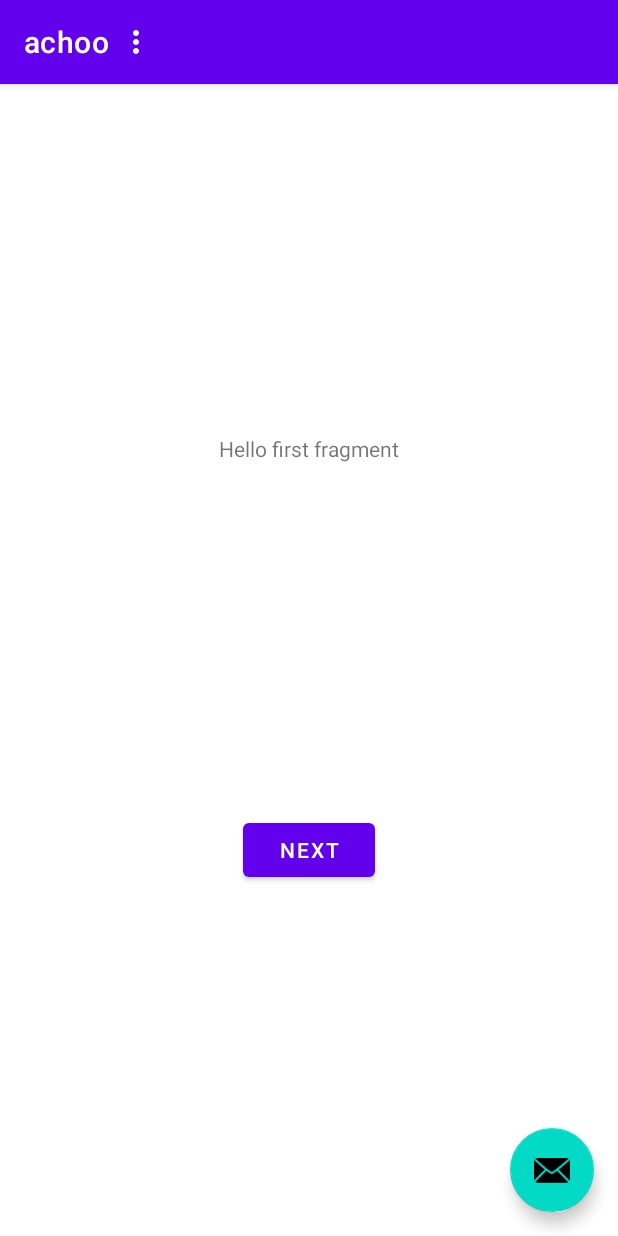
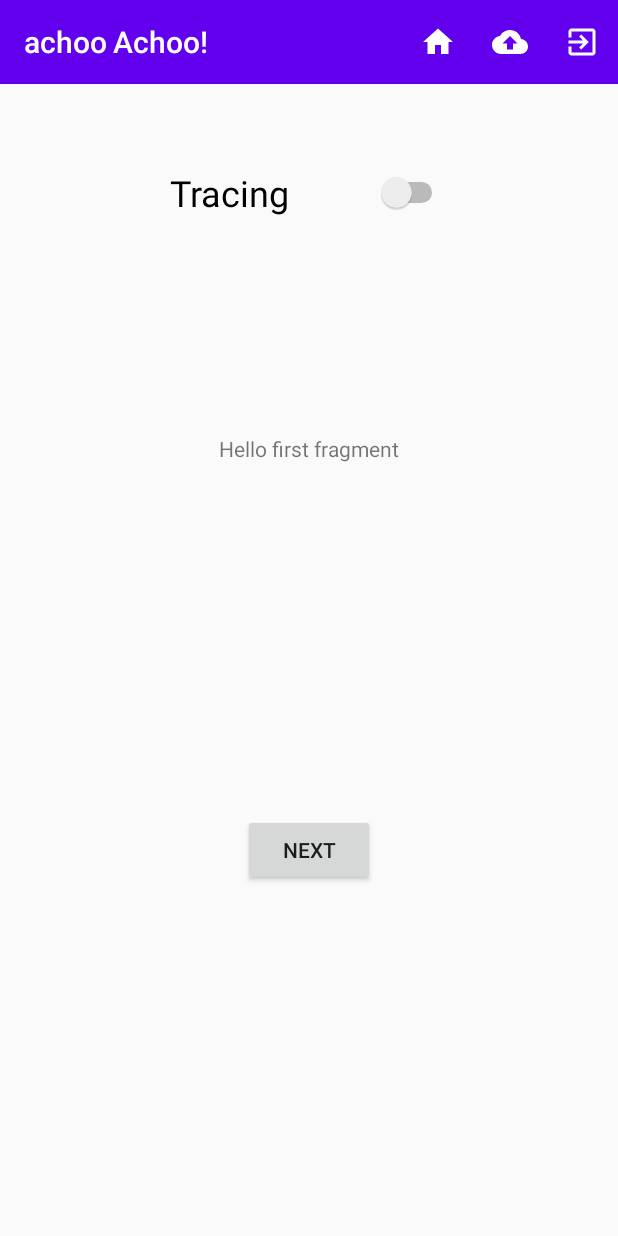
Before and after one commit to jonathan081/achoo, an Android app: the screen it shows after launch (MainActivity), on a phone screen of 412 x 824 dp. Run offline under Robolectric (Android 15) with nearby library versions, the phone set to English and light mode, and no system bars; 8 statements that could not run were skipped.

Commit message:
Add files via upload

```diff
--- /dev/null
+++ b/app/src/main/res/drawable/ic_cloud_upload_white_24dp.xml
@@ -0,0 +1,9 @@
+<vector xmlns:android="http://schemas.android.com/apk/res/android"
+    android:width="24dp"
+    android:height="24dp"
+    android:viewportWidth="24"
+    android:viewportHeight="24">
+  <path
+      android:pathData="M19.35,10.04C18.67,6.59 15.64,4 12,4 9.11,4 6.6,5.64 5.35,8.04 2.34,8.36 0,10.91 0,14c0,3.31 2.69,6 6,6h13c2.76,0 5,-2.24 5,-5 0,-2.64 -2.05,-4.78 -4.65,-4.96zM14,13v4h-4v-4H7l5,-5 5,5h-3z"
+      android:fillColor="#ffffff"/>
+</vector>
--- /dev/null
+++ b/app/src/main/res/drawable/ic_exit_to_app_white_24dp.xml
@@ -0,0 +1,9 @@
+<vector xmlns:android="http://schemas.android.com/apk/res/android"
+    android:width="24dp"
+    android:height="24dp"
+    android:viewportWidth="24"
+    android:viewportHeight="24">
+  <path
+      android:pathData="M10.09,15.59L11.5,17l5,-5 -5,-5 -1.41,1.41L12.67,11H3v2h9.67l-2.58,2.59zM19,3H5c-1.11,0 -2,0.9 -2,2v4h2V5h14v14H5v-4H3v4c0,1.1 0.89,2 2,2h14c1.1,0 2,-0.9 2,-2V5c0,-1.1 -0.9,-2 -2,-2z"
+      android:fillColor="#ffffff"/>
+</vector>
--- /dev/null
+++ b/app/src/main/res/drawable/ic_home_white_24dp__1_.xml
@@ -0,0 +1,9 @@
+<vector xmlns:android="http://schemas.android.com/apk/res/android"
+    android:width="24dp"
+    android:height="24dp"
+    android:viewportWidth="24"
+    android:viewportHeight="24">
+  <path
+      android:pathData="M10,20v-6h4v6h5v-8h3L12,3 2,12h3v8z"
+      android:fillColor="#ffffff"/>
+</vector>
--- a/app/src/main/res/layout/activity_main.xml
+++ b/app/src/main/res/layout/activity_main.xml
@@ -6,25 +6,32 @@
     android:layout_width="match_parent"
     android:layout_height="match_parent"
     android:onClick="sendMessage"
-    tools:context=".MainActivity">
+    tools:context=".MainActivity"
+    android:fitsSystemWindows="true"
+    >
 
-    <com.google.android.material.appbar.AppBarLayout
-        android:id="@+id/appBarLayout"
-        android:layout_width="0dp"
-        android:layout_height="wrap_content"
-        android:theme="@style/Theme.Achoo.AppBarOverlay"
+    <androidx.appcompat.widget.Toolbar
+        android:id="@+id/toolbar"
+        android:minHeight="?attr/actionBarSize"
         app:layout_constraintEnd_toEndOf="parent"
         app:layout_constraintStart_toStartOf="parent"
-        app:layout_constraintTop_toTopOf="parent">
+        app:layout_constraintTop_toTopOf="parent"
+        android:layout_width="match_parent"
+        android:layout_height="wrap_content"
+        app:titleTextColor="@android:color/white"
+        android:background="?attr/colorPrimary"
+        app:popupTheme="@style/ThemeOverlay.AppCompat.Light">
 
-        <androidx.appcompat.widget.Toolbar
-            android:id="@+id/toolbar"
+        <TextView
+            android:id="@+id/toolbar_title"
             android:layout_width="wrap_content"
             android:layout_height="wrap_content"
-            android:background="?attr/colorPrimary"
-            app:popupTheme="@style/Theme.Achoo.PopupOverlay" />
-
-    </com.google.android.material.appbar.AppBarLayout>
+            android:text="@string/achoo"
+            android:textColor="@android:color/white"
+            style="@style/TextAppearance.AppCompat.Widget.ActionBar.Title"
+            android:layout_gravity="left"
+            />
+    </androidx.appcompat.widget.Toolbar>
 
     <include
         android:id="@+id/include"
@@ -34,41 +41,29 @@
         app:layout_constraintBottom_toBottomOf="parent"
         app:layout_constraintEnd_toEndOf="parent"
         app:layout_constraintHorizontal_bias="1.0"
+        app:layout_constraintLeft_toLeftOf="parent"
         app:layout_constraintStart_toStartOf="parent"
-        app:layout_constraintTop_toBottomOf="@+id/appBarLayout"
-        app:layout_constraintVertical_bias="1.0" />
-
-    <com.google.android.material.floatingactionbutton.FloatingActionButton
-        android:id="@+id/fab"
-        android:layout_width="wrap_content"
-        android:layout_height="wrap_content"
-        android:layout_marginEnd="16dp"
-        android:layout_marginBottom="16dp"
-        android:onClick="sendMessage"
-        app:layout_constraintBottom_toBottomOf="parent"
-        app:layout_constraintEnd_toEndOf="parent"
-        app:srcCompat="@android:drawable/ic_dialog_email" />
+        app:layout_constraintTop_toBottomOf="@+id/toolbar"
+        app:layout_constraintVertical_bias="1.0"
+        app:layout_goneMarginLeft="20px"
+        app:layout_goneMarginRight="20px" />
 
     <Switch
         android:id="@+id/BLE_Switch"
         android:layout_width="185dp"
-        android:layout_height="79dp"
+        android:layout_height="0dp"
+        android:layout_marginTop="56dp"
         android:checked="false"
         android:fontFamily="sans-serif"
         android:onClick="buttonFlipped"
         android:text="Tracing"
         android:textSize="24sp"
-        tools:checked="false"
-        tools:layout_editor_absoluteX="113dp"
-        tools:layout_editor_absoluteY="107dp" />
-
-    <TextView
-        android:id="@+id/Snack"
-        android:layout_width="182dp"
-        android:layout_height="110dp"
-        android:text="TextView"
-        tools:layout_editor_absoluteX="114dp"
-        tools:layout_editor_absoluteY="310dp" />
+        app:layout_constrainedHeight="false"
+        app:layout_constrainedWidth="false"
+        app:layout_constraintLeft_toLeftOf="parent"
+        app:layout_constraintRight_toRightOf="parent"
+        app:layout_constraintTop_toBottomOf="@id/toolbar"
+        tools:checked="false" />
 
 
 </androidx.constraintlayout.widget.ConstraintLayout>
--- /dev/null
+++ b/app/src/main/res/layout/content_upload.xml
@@ -0,0 +1,6 @@
+<?xml version="1.0" encoding="utf-8"?>
+<androidx.constraintlayout.widget.ConstraintLayout xmlns:android="http://schemas.android.com/apk/res/android"
+    xmlns:app="http://schemas.android.com/apk/res-auto"
+    android:layout_width="match_parent"
+    android:layout_height="match_parent"
+    app:layout_behavior="@string/appbar_scrolling_view_behavior"></androidx.constraintlayout.widget.ConstraintLayout>
--- a/app/src/main/res/menu/menu_main.xml
+++ b/app/src/main/res/menu/menu_main.xml
@@ -3,8 +3,21 @@
     xmlns:tools="http://schemas.android.com/tools"
     tools:context="com.example.achoo.MainActivity">
     <item
-        android:id="@+id/action_settings"
+        android:id="@+id/sign_out"
         android:orderInCategory="100"
-        android:title="@string/action_settings"
-        app:showAsAction="never" />
+        android:title="@string/login"
+        android:icon="@drawable/ic_exit_to_app_white_24dp"
+        app:showAsAction="always" />
+    <item
+        android:id="@+id/upload"
+        android:orderInCategory="50"
+        android:title="@string/Upload"
+        android:icon="@drawable/ic_cloud_upload_white_24dp"
+        app:showAsAction="ifRoom" />
+    <item
+        android:id="@+id/home"
+        android:orderInCategory="1"
+        android:title="@string/homeButton"
+        android:icon="@drawable/ic_home_white_24dp__1_"
+        app:showAsAction="ifRoom" />
 </menu>
--- a/app/src/main/res/navigation/nav_graph.xml
+++ b/app/src/main/res/navigation/nav_graph.xml
@@ -25,4 +25,24 @@
             android:id="@+id/action_SecondFragment_to_FirstFragment"
             app:destination="@id/FirstFragment" />
     </fragment>
+    <fragment
+        android:id="@+id/First2Fragment"
+        android:name="com.example.achoo.First2Fragment"
+        android:label="@string/first_fragment_label"
+        tools:layout="@layout/fragment_first2">
+
+        <action
+            android:id="@+id/action_First2Fragment_to_Second2Fragment"
+            app:destination="@id/Second2Fragment" />
+    </fragment>
+    <fragment
+        android:id="@+id/Second2Fragment"
+        android:name="com.example.achoo.Second2Fragment"
+        android:label="@string/second_fragment_label"
+        tools:layout="@layout/fragment_second2">
+
+        <action
+            android:id="@+id/action_Second2Fragment_to_First2Fragment"
+            app:destination="@id/First2Fragment" />
+    </fragment>
 </navigation>
--- /dev/null
+++ b/app/src/main/res/values-round/strings.xml
@@ -0,0 +1,3 @@
+<resources>
+    <string name="hello_world">Hello Round World!</string>
+</resources>
--- a/app/src/main/res/values/themes.xml
+++ b/app/src/main/res/values/themes.xml
@@ -1,6 +1,6 @@
 <resources xmlns:tools="http://schemas.android.com/tools">
     <!-- Base application theme. -->
-    <style name="Theme.Achoo" parent="Theme.MaterialComponents.DayNight.DarkActionBar">
+    <style name="Theme.Achoo" parent="Theme.AppCompat.Light.NoActionBar">
         <!-- Primary brand color. -->
         <item name="colorPrimary">@color/purple_500</item>
         <item name="colorPrimaryVariant">@color/purple_700</item>
```
Also changed, not shown: app/src/main/res/layout/activity_login.xml (added, +79 -0 lines), app/src/main/res/layout/activity_upload.xml (added, +36 -0 lines), app/src/main/res/layout/fragment_first2.xml (added, +28 -0 lines), app/src/main/res/layout/fragment_second2.xml (added, +27 -0 lines), app/src/main/res/values/dimens.xml (+15 -0 lines), app/src/main/res/values/strings.xml (+20 -0 lines).
